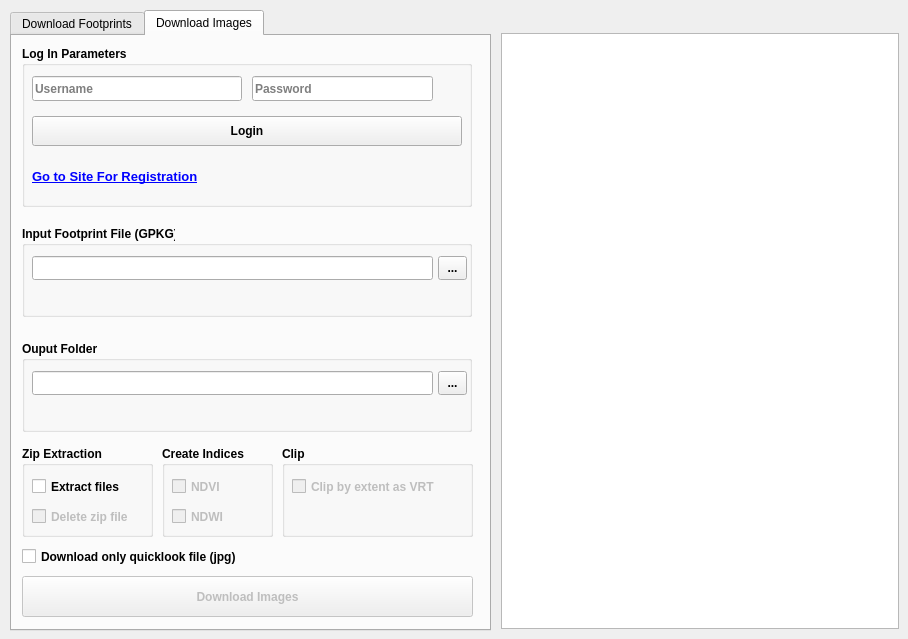
This is sentinel_downloader/sentinel_downloader_dialog_base.ui in caliskanmurat/qgis_sentinel2_image_downloader_plugin as Qt 5 draws it before an edit. The edited form follows.
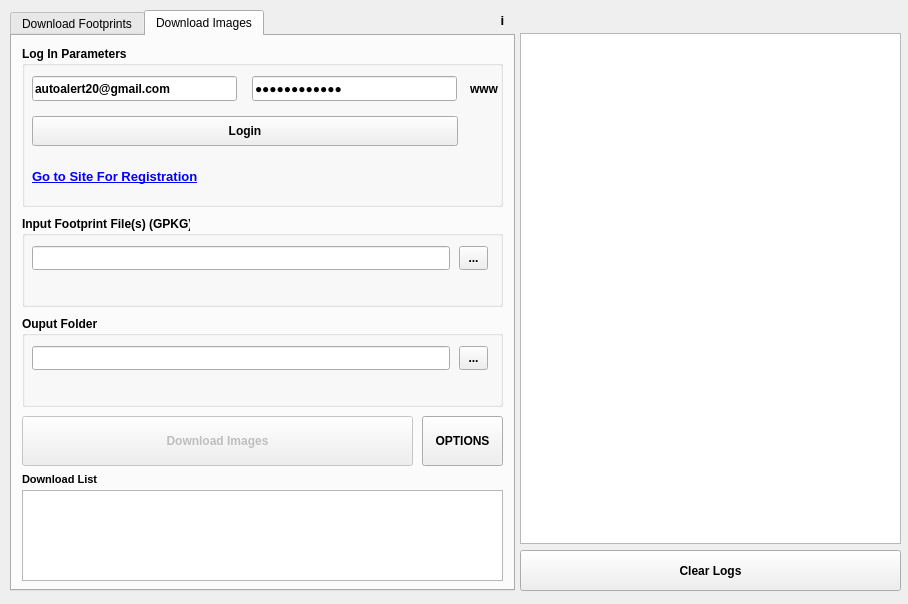
This is the edited form. The open tabs and pages were chosen to show the change.

Patch:
```diff
--- a/sentinel_downloader/sentinel_downloader_dialog_base.ui
+++ b/sentinel_downloader/sentinel_downloader_dialog_base.ui
@@ -7,21 +7,9 @@
     <x>0</x>
     <y>0</y>
     <width>908</width>
-    <height>639</height>
+    <height>604</height>
    </rect>
   </property>
-  <property name="minimumSize">
-   <size>
-    <width>908</width>
-    <height>639</height>
-   </size>
-  </property>
-  <property name="maximumSize">
-   <size>
-    <width>908</width>
-    <height>639</height>
-   </size>
-  </property>
   <property name="windowTitle">
    <string>Sentinel 2 Image Downloader</string>
   </property>
@@ -33,8 +21,8 @@
     <rect>
      <x>10</x>
      <y>10</y>
-     <width>481</width>
-     <height>621</height>
+     <width>505</width>
+     <height>581</height>
     </rect>
    </property>
    <property name="sizePolicy">
@@ -43,18 +31,6 @@
      <verstretch>0</verstretch>
     </sizepolicy>
    </property>
-   <property name="minimumSize">
-    <size>
-     <width>481</width>
-     <height>621</height>
-    </size>
-   </property>
-   <property name="maximumSize">
-    <size>
-     <width>481</width>
-     <height>621</height>
-    </size>
-   </property>
    <property name="currentIndex">
     <number>0</number>
    </property>
@@ -531,7 +507,7 @@
       <rect>
        <x>10</x>
        <y>10</y>
-       <width>450</width>
+       <width>481</width>
        <height>161</height>
       </rect>
      </property>
@@ -549,7 +525,7 @@
        <rect>
         <x>10</x>
         <y>70</y>
-        <width>430</width>
+        <width>426</width>
         <height>30</height>
        </rect>
       </property>
@@ -562,7 +538,7 @@
        <rect>
         <x>10</x>
         <y>110</y>
-        <width>241</width>
+        <width>181</width>
         <height>41</height>
        </rect>
       </property>
@@ -586,9 +562,9 @@
      <widget class="QLabel" name="lbl_message_6">
       <property name="geometry">
        <rect>
-        <x>270</x>
+        <x>240</x>
         <y>120</y>
-        <width>171</width>
+        <width>191</width>
         <height>21</height>
        </rect>
       </property>
@@ -604,15 +580,15 @@
        <rect>
         <x>10</x>
         <y>30</y>
-        <width>210</width>
+        <width>205</width>
         <height>25</height>
        </rect>
       </property>
       <property name="text">
-       <string/>
+       <string>autoalert20@gmail.com</string>
       </property>
       <property name="placeholderText">
-       <string>Username</string>
+       <string>Email</string>
       </property>
      </widget>
      <widget class="QLineEdit" name="le_password">
@@ -620,12 +596,12 @@
        <rect>
         <x>230</x>
         <y>30</y>
-        <width>181</width>
+        <width>205</width>
         <height>25</height>
        </rect>
       </property>
       <property name="text">
-       <string/>
+       <string>$Mrt.030713$</string>
       </property>
       <property name="echoMode">
        <enum>QLineEdit::Password</enum>
@@ -637,14 +613,14 @@
      <widget class="QLabel" name="lbl_img">
       <property name="geometry">
        <rect>
-        <x>416</x>
-        <y>30</y>
-        <width>31</width>
-        <height>21</height>
+        <x>448</x>
+        <y>29</y>
+        <width>28</width>
+        <height>28</height>
        </rect>
       </property>
       <property name="text">
-       <string/>
+       <string>www</string>
       </property>
      </widget>
     </widget>
@@ -652,8 +628,8 @@
      <property name="geometry">
       <rect>
        <x>10</x>
-       <y>305</y>
-       <width>450</width>
+       <y>280</y>
+       <width>481</width>
        <height>91</height>
       </rect>
      </property>
@@ -677,7 +653,7 @@
        <rect>
         <x>10</x>
         <y>30</y>
-        <width>401</width>
+        <width>418</width>
         <height>24</height>
        </rect>
       </property>
@@ -694,7 +670,7 @@
      <widget class="QToolButton" name="btn_browse_2">
       <property name="geometry">
        <rect>
-        <x>416</x>
+        <x>437</x>
         <y>30</y>
         <width>29</width>
         <height>24</height>
@@ -722,8 +698,8 @@
      <property name="geometry">
       <rect>
        <x>10</x>
-       <y>190</y>
-       <width>450</width>
+       <y>180</y>
+       <width>481</width>
        <height>91</height>
       </rect>
      </property>
@@ -740,14 +716,14 @@
       </font>
      </property>
      <property name="title">
-      <string>Input Footprint File (GPKG)</string>
+      <string>Input Footprint File(s) (GPKG)</string>
      </property>
      <widget class="QLineEdit" name="le_inputfile">
       <property name="geometry">
        <rect>
         <x>10</x>
         <y>30</y>
-        <width>401</width>
+        <width>418</width>
         <height>24</height>
        </rect>
       </property>
@@ -764,7 +740,7 @@
      <widget class="QToolButton" name="btn_browse_3">
       <property name="geometry">
        <rect>
-        <x>416</x>
+        <x>437</x>
         <y>30</y>
         <width>29</width>
         <height>24</height>
@@ -779,7 +755,7 @@
        <rect>
         <x>10</x>
         <y>60</y>
-        <width>431</width>
+        <width>221</width>
         <height>21</height>
        </rect>
       </property>
@@ -795,9 +771,9 @@
      <property name="geometry">
       <rect>
        <x>10</x>
-       <y>540</y>
-       <width>451</width>
-       <height>41</height>
+       <y>380</y>
+       <width>391</width>
+       <height>50</height>
       </rect>
      </property>
      <property name="font">
@@ -811,178 +787,65 @@
       <string>Download Images</string>
      </property>
     </widget>
-    <widget class="QGroupBox" name="groupBox_7">
-     <property name="geometry">
-      <rect>
-       <x>10</x>
-       <y>410</y>
-       <width>131</width>
-       <height>91</height>
-      </rect>
-     </property>
-     <property name="font">
-      <font>
-       <weight>75</weight>
-       <bold>true</bold>
-      </font>
-     </property>
-     <property name="title">
-      <string>Zip Extraction</string>
-     </property>
-     <widget class="QCheckBox" name="cb_extract_files">
-      <property name="geometry">
-       <rect>
-        <x>10</x>
-        <y>30</y>
-        <width>111</width>
-        <height>21</height>
-       </rect>
-      </property>
-      <property name="text">
-       <string>Extract files</string>
-      </property>
-     </widget>
-     <widget class="QCheckBox" name="cb_delete_zip_file">
-      <property name="enabled">
-       <bool>false</bool>
-      </property>
-      <property name="geometry">
-       <rect>
-        <x>10</x>
-        <y>60</y>
-        <width>111</width>
-        <height>21</height>
-       </rect>
-      </property>
-      <property name="text">
-       <string>Delete zip file</string>
-      </property>
-     </widget>
-    </widget>
-    <widget class="QGroupBox" name="groupBox_8">
-     <property name="geometry">
-      <rect>
-       <x>150</x>
-       <y>410</y>
-       <width>111</width>
-       <height>91</height>
-      </rect>
-     </property>
-     <property name="font">
-      <font>
-       <weight>75</weight>
-       <bold>true</bold>
-      </font>
-     </property>
-     <property name="title">
-      <string>Create Indices</string>
-     </property>
-     <widget class="QCheckBox" name="cb_ndvi">
-      <property name="enabled">
-       <bool>false</bool>
-      </property>
-      <property name="geometry">
-       <rect>
-        <x>10</x>
-        <y>30</y>
-        <width>70</width>
-        <height>21</height>
-       </rect>
-      </property>
-      <property name="toolTip">
-       <string>Normalized Difference Vegetation Index</string>
-      </property>
-      <property name="statusTip">
-       <string/>
-      </property>
-      <property name="whatsThis">
-       <string/>
-      </property>
-      <property name="text">
-       <string>NDVI</string>
-      </property>
-     </widget>
-     <widget class="QCheckBox" name="cb_ndwi">
-      <property name="enabled">
-       <bool>false</bool>
-      </property>
-      <property name="geometry">
-       <rect>
-        <x>10</x>
-        <y>60</y>
-        <width>70</width>
-        <height>21</height>
-       </rect>
-      </property>
-      <property name="toolTip">
-       <string>Normalized Difference Water Index</string>
-      </property>
-      <property name="text">
-       <string>NDWI</string>
-      </property>
-     </widget>
-    </widget>
-    <widget class="QGroupBox" name="groupBox_9">
-     <property name="geometry">
-      <rect>
-       <x>270</x>
-       <y>410</y>
-       <width>191</width>
-       <height>91</height>
-      </rect>
-     </property>
-     <property name="font">
-      <font>
-       <weight>75</weight>
-       <bold>true</bold>
-      </font>
-     </property>
-     <property name="title">
-      <string>Clip</string>
-     </property>
-     <widget class="QCheckBox" name="cb_clip">
-      <property name="enabled">
-       <bool>false</bool>
-      </property>
-      <property name="geometry">
-       <rect>
-        <x>10</x>
-        <y>30</y>
-        <width>161</width>
-        <height>21</height>
-       </rect>
-      </property>
-      <property name="font">
-       <font>
-        <weight>75</weight>
-        <bold>true</bold>
-       </font>
-      </property>
-      <property name="text">
-       <string>Clip by extent as VRT</string>
-      </property>
-     </widget>
-    </widget>
-    <widget class="QCheckBox" name="cb_ql">
+    <widget class="QPushButton" name="pb_indices">
      <property name="enabled">
       <bool>true</bool>
      </property>
      <property name="geometry">
       <rect>
+       <x>410</x>
+       <y>380</y>
+       <width>81</width>
+       <height>50</height>
+      </rect>
+     </property>
+     <property name="font">
+      <font>
+       <weight>75</weight>
+       <bold>true</bold>
+      </font>
+     </property>
+     <property name="text">
+      <string>OPTIONS</string>
+     </property>
+    </widget>
+    <widget class="QPlainTextEdit" name="pe_summary">
+     <property name="geometry">
+      <rect>
        <x>10</x>
-       <y>510</y>
-       <width>451</width>
-       <height>21</height>
+       <y>454</y>
+       <width>481</width>
+       <height>91</height>
       </rect>
      </property>
      <property name="font">
       <font>
+       <weight>50</weight>
+       <bold>false</bold>
+      </font>
+     </property>
+     <property name="readOnly">
+      <bool>true</bool>
+     </property>
+    </widget>
+    <widget class="QLabel" name="label">
+     <property name="geometry">
+      <rect>
+       <x>10</x>
+       <y>430</y>
+       <width>181</width>
+       <height>26</height>
+      </rect>
+     </property>
+     <property name="font">
+      <font>
+       <pointsize>8</pointsize>
        <weight>75</weight>
        <bold>true</bold>
       </font>
      </property>
      <property name="text">
-      <string>Download only quicklook file (jpg)</string>
+      <string>Download List</string>
      </property>
     </widget>
    </widget>
@@ -990,16 +853,64 @@
   <widget class="QPlainTextEdit" name="pe_log">
    <property name="geometry">
     <rect>
-     <x>501</x>
+     <x>520</x>
      <y>33</y>
-     <width>398</width>
-     <height>596</height>
+     <width>381</width>
+     <height>511</height>
     </rect>
    </property>
    <property name="readOnly">
     <bool>true</bool>
    </property>
   </widget>
+  <widget class="QPushButton" name="btn_clearLogs">
+   <property name="geometry">
+    <rect>
+     <x>520</x>
+     <y>550</y>
+     <width>381</width>
+     <height>41</height>
+    </rect>
+   </property>
+   <property name="font">
+    <font>
+     <weight>75</weight>
+     <bold>true</bold>
+    </font>
+   </property>
+   <property name="text">
+    <string>Clear Logs</string>
+   </property>
+  </widget>
+  <widget class="QLabel" name="lbl_info">
+   <property name="geometry">
+    <rect>
+     <x>490</x>
+     <y>8</y>
+     <width>25</width>
+     <height>25</height>
+    </rect>
+   </property>
+   <property name="font">
+    <font>
+     <pointsize>10</pointsize>
+     <weight>75</weight>
+     <bold>true</bold>
+    </font>
+   </property>
+   <property name="toolTip">
+    <string>https://dataspace.copernicus.eu</string>
+   </property>
+   <property name="text">
+    <string>i</string>
+   </property>
+   <property name="alignment">
+    <set>Qt::AlignCenter</set>
+   </property>
+   <property name="openExternalLinks">
+    <bool>true</bool>
+   </property>
+  </widget>
  </widget>
  <resources/>
  <connections/>
```
Left out of the diff: 105 changed lines with no effect on the pictures.
